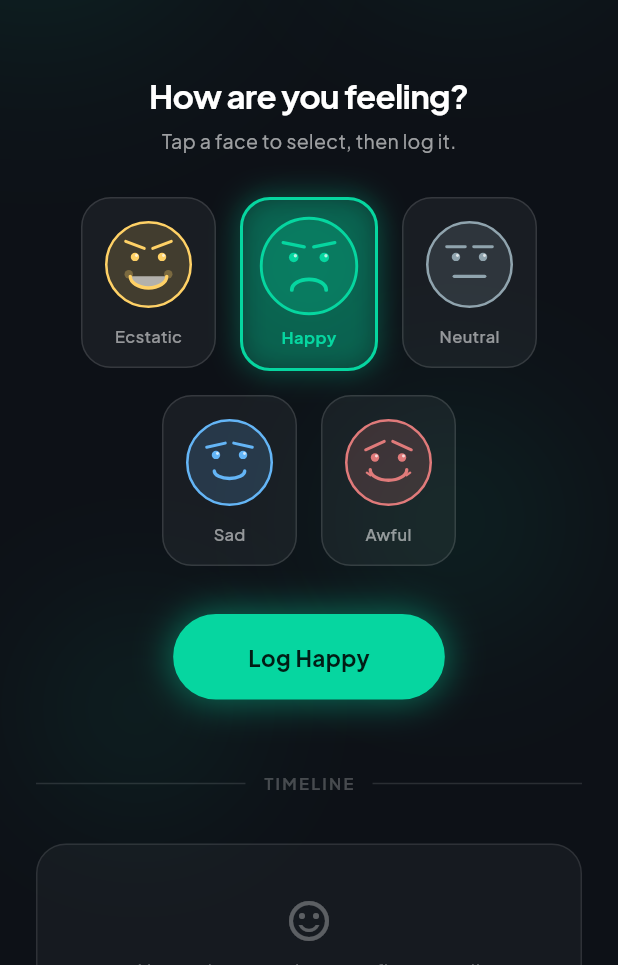
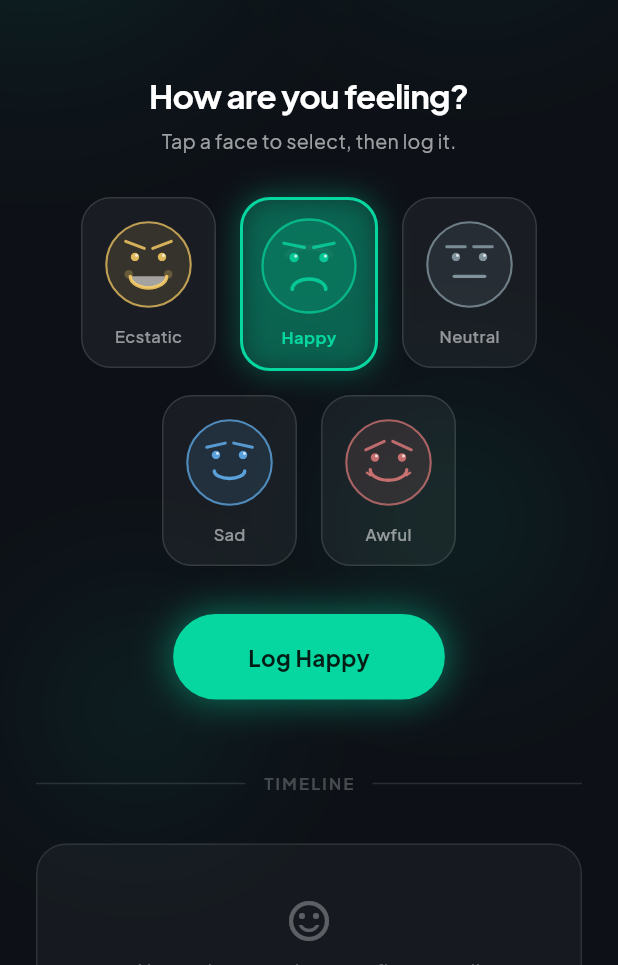
Before and after one commit to mianhunainhamza/mood_tracker, a Flutter app: the screen it shows after launch, after a tap on "Ecstatic", after a tap on "Happy", on a phone screen of 412 x 824 dp, the part 271-1236 px from its top. Run offline on Flutter 3.47's test engine with Material 3 defaults, Android fonts, the phone set to English and light mode, and no system bars; our stand-ins replace get, google_fonts, shared_preferences.

Commit message:
update face painter

```diff
--- a/lib/widgets/painters/mood_face_painter.dart
+++ b/lib/widgets/painters/mood_face_painter.dart
@@ -1,4 +1,16 @@
-
+// lib/widgets/painters/mood_face_painter.dart
+//
+// Draws a mood face entirely with Flutter's Canvas API.
+// No images, no emoji, no icon fonts — just drawCircle, drawArc, drawPath,
+// and drawLine as required by the task brief.
+//
+// Three animation inputs drive different visual layers:
+//   [progress]      — timeline tap pulse  (0→1→0 one-shot)
+//   [breathProgress]— idle breathing loop (0→1→0 repeating)
+//   [isSelected]    — picker selection state (brightens fill, intensifies glow)
+//
+// All geometry is normalised to paint bounds — faces scale cleanly
+// at 60px (timeline) or 64px (picker) with identical logic.
 
 import 'dart:math' as math;
 
@@ -9,65 +21,124 @@ import '../../models/mood_entry.dart';
 class MoodFacePainter extends CustomPainter {
   final MoodType moodType;
 
+  /// Timeline tap pulse. 0.0 = idle, 1.0 = peak of pulse.
   final double progress;
+
+  /// Idle breathing loop value. 0.0 → 1.0 → 0.0 repeating.
+  final double breathProgress;
+
+  /// Whether this face is currently selected in the picker.
+  final bool isSelected;
 
   const MoodFacePainter({
     required this.moodType,
     this.progress = 0.0,
+    this.breathProgress = 0.0,
+    this.isSelected = false,
   });
 
   @override
   void paint(Canvas canvas, Size size) {
     final center = Offset(size.width / 2, size.height / 2);
     final radius = math.min(size.width, size.height) / 2 * 0.88;
-
-    final scale = 1.0 + progress * 0.12;
-    canvas.save();
-    canvas.translate(center.dx, center.dy);
-    canvas.scale(scale);
-    canvas.translate(-center.dx, -center.dy);
-
     _drawFace(canvas, center, radius);
-
-    canvas.restore();
   }
 
   void _drawFace(Canvas canvas, Offset center, double radius) {
     final color = moodType.color;
 
-    if (progress > 0) {
+    // Combined animation intensity — pulse dominates, breath fills the gaps
+    final intensity = math.max(progress, breathProgress * 0.4);
+
+    // ------------------------------------------------------------------
+    // 1. Outer glow ring — brightens on selection, breathes at idle
+    // ------------------------------------------------------------------
+    if (intensity > 0 || isSelected) {
+      final glowOpacity = isSelected
+          ? 0.20 + intensity * 0.25
+          : intensity * 0.20;
+      final glowRadius = radius + 6 + intensity * 6;
       final glowPaint = Paint()
-        ..color = color.withOpacity(0.25 * progress)
-        ..maskFilter = const MaskFilter.blur(BlurStyle.normal, 14);
-      canvas.drawCircle(center, radius + 8, glowPaint);
+        ..color = color.withOpacity(glowOpacity)
+        ..maskFilter = MaskFilter.blur(BlurStyle.normal, 12 + intensity * 8);
+      canvas.drawCircle(center, glowRadius, glowPaint);
     }
 
+    // ------------------------------------------------------------------
+    // 2. Face background — fills more richly when selected
+    // ------------------------------------------------------------------
+    final bgOpacity = isSelected
+        ? 0.22 + breathProgress * 0.06
+        : 0.12 + breathProgress * 0.04;
     final bgPaint = Paint()
-      ..color = color.withOpacity(0.18)
+      ..color = color.withOpacity(bgOpacity)
       ..style = PaintingStyle.fill;
     canvas.drawCircle(center, radius, bgPaint);
 
+    // ------------------------------------------------------------------
+    // 3. Border — thicker and brighter when selected
+    // ------------------------------------------------------------------
+    final borderWidth = isSelected
+        ? radius * 0.07 + breathProgress * radius * 0.015
+        : radius * 0.05;
     final borderPaint = Paint()
-      ..color = color
+      ..color = color.withOpacity(isSelected ? 1.0 : 0.7)
       ..style = PaintingStyle.stroke
-      ..strokeWidth = radius * 0.06
+      ..strokeWidth = borderWidth
       ..strokeCap = StrokeCap.round;
     canvas.drawCircle(center, radius, borderPaint);
 
+    // ------------------------------------------------------------------
+    // 4. Eyes
+    // ------------------------------------------------------------------
     _drawEyes(canvas, center, radius, color);
 
+    // ------------------------------------------------------------------
+    // 5. Eyebrows
+    // ------------------------------------------------------------------
     _drawEyebrows(canvas, center, radius, color);
 
+    // ------------------------------------------------------------------
+    // 6. Mouth
+    // ------------------------------------------------------------------
     _drawMouth(canvas, center, radius, color);
+
+    // ------------------------------------------------------------------
+    // 7. Inner shine — a crescent highlight arc at top of face when selected
+    //    This gives the face a "lit from above" premium glass effect.
+    // ------------------------------------------------------------------
+    if (isSelected || progress > 0) {
+      final shineOpacity = isSelected
+          ? 0.12 + breathProgress * 0.08
+          : progress * 0.15;
+      final shinePaint = Paint()
+        ..color = Colors.white.withOpacity(shineOpacity)
+        ..style = PaintingStyle.stroke
+        ..strokeWidth = radius * 0.12
+        ..strokeCap = StrokeCap.round;
+      // Small arc across the top quarter of the face
+      final shineRect = Rect.fromCenter(
+        center: Offset(center.dx, center.dy - radius * 0.15),
+        width: radius * 1.0,
+        height: radius * 0.5,
+      );
+      canvas.drawArc(shineRect, math.pi + 0.4, math.pi - 0.8, false, shinePaint);
+    }
   }
 
+  // -----------------------------------------------------------------------
+  // Eyes
+  // -----------------------------------------------------------------------
   void _drawEyes(Canvas canvas, Offset center, double radius, Color color) {
     final eyeY = center.dy - radius * 0.18;
     final eyeOffsetX = radius * 0.32;
     final eyeRadius = radius * 0.10;
 
+    // Eyes brighten slightly when selected
+    final eyeColor = isSelected ? color : color.withOpacity(0.85);
+
     final fillPaint = Paint()
-      ..color = color
+      ..color = eyeColor
       ..style = PaintingStyle.fill;
 
     final dropY = moodType == MoodType.verySad ? radius * 0.06 : 0.0;
@@ -77,25 +148,25 @@ class MoodFacePainter extends CustomPainter {
     canvas.drawCircle(
         Offset(center.dx + eyeOffsetX, eyeY + dropY), eyeRadius, fillPaint);
 
+    // White sparkle in each eye
     final highlightPaint = Paint()
-      ..color = Colors.white.withOpacity(0.7)
+      ..color = Colors.white.withOpacity(0.75)
       ..style = PaintingStyle.fill;
     final hlRadius = eyeRadius * 0.35;
     canvas.drawCircle(
-        Offset(center.dx - eyeOffsetX + hlRadius,
-            eyeY + dropY - hlRadius),
-        hlRadius,
-        highlightPaint);
+        Offset(center.dx - eyeOffsetX + hlRadius, eyeY + dropY - hlRadius),
+        hlRadius, highlightPaint);
     canvas.drawCircle(
-        Offset(center.dx + eyeOffsetX + hlRadius,
-            eyeY + dropY - hlRadius),
-        hlRadius,
-        highlightPaint);
+        Offset(center.dx + eyeOffsetX + hlRadius, eyeY + dropY - hlRadius),
+        hlRadius, highlightPaint);
   }
 
+  // -----------------------------------------------------------------------
+  // Eyebrows
+  // -----------------------------------------------------------------------
   void _drawEyebrows(Canvas canvas, Offset center, double radius, Color color) {
     final browPaint = Paint()
-      ..color = color
+      ..color = color.withOpacity(isSelected ? 1.0 : 0.8)
       ..style = PaintingStyle.stroke
       ..strokeWidth = radius * 0.07
       ..strokeCap = StrokeCap.round;
@@ -141,9 +212,12 @@ class MoodFacePainter extends CustomPainter {
     );
   }
 
+  // -----------------------------------------------------------------------
+  // Mouth
+  // -----------------------------------------------------------------------
   void _drawMouth(Canvas canvas, Offset center, double radius, Color color) {
     final mouthPaint = Paint()
-      ..color = color
+      ..color = color.withOpacity(isSelected ? 1.0 : 0.85)
       ..style = PaintingStyle.stroke
       ..strokeWidth = radius * 0.08
       ..strokeCap = StrokeCap.round;
@@ -180,18 +254,17 @@ class MoodFacePainter extends CustomPainter {
       width: mouthHalfW * 2.4,
       height: radius * 0.55,
     );
-    final path = Path()
-      ..addArc(smileRect, 0, math.pi);
+    final path = Path()..addArc(smileRect, 0, math.pi);
 
     final fillPaint = Paint()
-      ..color = Colors.white.withOpacity(0.6)
+      ..color = Colors.white.withOpacity(isSelected ? 0.70 : 0.55)
       ..style = PaintingStyle.fill;
     canvas.drawPath(path, fillPaint);
-
     canvas.drawArc(smileRect, 0, math.pi, false, paint);
 
+    // Blush circles — more vivid when selected
     final blushPaint = Paint()
-      ..color = color.withOpacity(0.3)
+      ..color = color.withOpacity(isSelected ? 0.38 : 0.25)
       ..style = PaintingStyle.fill;
     canvas.drawCircle(
         Offset(center.dx - mouthHalfW * 1.3, mouthY - radius * 0.05),
@@ -209,8 +282,7 @@ class MoodFacePainter extends CustomPainter {
       width: halfW * 2,
       height: arcHeight * 2,
     );
-    final startAngle = sweepUp ? math.pi : 0.0;
-    canvas.drawArc(rect, startAngle, math.pi, false, paint);
+    canvas.drawArc(rect, sweepUp ? math.pi : 0.0, math.pi, false, paint);
   }
 
   void _drawStraightMouth(Canvas canvas, double mouthY, Offset center,
@@ -238,8 +310,10 @@ class MoodFacePainter extends CustomPainter {
       ..strokeWidth = paint.strokeWidth * 0.7
       ..strokeCap = StrokeCap.round;
 
-    final leftCorner = Offset(center.dx - mouthHalfW * 1.2, mouthY + radius * 0.02);
-    final rightCorner = Offset(center.dx + mouthHalfW * 1.2, mouthY + radius * 0.02);
+    final leftCorner =
+        Offset(center.dx - mouthHalfW * 1.2, mouthY + radius * 0.02);
+    final rightCorner =
+        Offset(center.dx + mouthHalfW * 1.2, mouthY + radius * 0.02);
 
     canvas.drawLine(leftCorner,
         leftCorner + Offset(-radius * 0.08, -radius * 0.06), quiverPaint);
@@ -248,6 +322,9 @@ class MoodFacePainter extends CustomPainter {
   }
 
   @override
-  bool shouldRepaint(MoodFacePainter oldDelegate) =>
-      oldDelegate.moodType != moodType || oldDelegate.progress != progress;
+  bool shouldRepaint(MoodFacePainter old) =>
+      old.moodType != moodType ||
+      old.progress != progress ||
+      old.breathProgress != breathProgress ||
+      old.isSelected != isSelected;
 }
```
